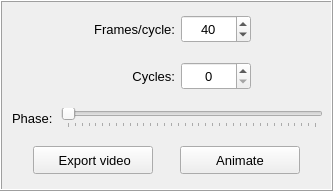
Above: pulse/interface/data/ui_files/plots/animation/animation_widget.ui from open-pulse/OpenPulse before the change. Below: the same form after it.
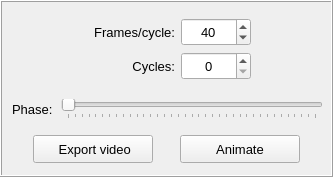
That is the form after the change. Icons and pictures are not drawn.

```diff
--- a/pulse/interface/data/ui_files/plots/animation/animation_widget.ui
+++ b/pulse/interface/data/ui_files/plots/animation/animation_widget.ui
@@ -7,7 +7,7 @@
     <x>0</x>
     <y>0</y>
     <width>333</width>
-    <height>191</height>
+    <height>177</height>
    </rect>
   </property>
   <property name="windowTitle">
@@ -42,7 +42,7 @@
        <number>4</number>
       </property>
       <property name="topMargin">
-       <number>4</number>
+       <number>6</number>
       </property>
       <property name="rightMargin">
        <number>4</number>
@@ -53,298 +53,7 @@
       <property name="spacing">
        <number>4</number>
       </property>
-      <item row="0" column="0">
-       <widget class="QFrame" name="frame_13">
-        <property name="minimumSize">
-         <size>
-          <width>0</width>
-          <height>40</height>
-         </size>
-        </property>
-        <property name="maximumSize">
-         <size>
-          <width>16777215</width>
-          <height>40</height>
-         </size>
-        </property>
-        <property name="frameShape">
-         <enum>QFrame::Shape::NoFrame</enum>
-        </property>
-        <property name="frameShadow">
-         <enum>QFrame::Shadow::Raised</enum>
-        </property>
-        <layout class="QGridLayout" name="gridLayout_11">
-         <property name="leftMargin">
-          <number>4</number>
-         </property>
-         <property name="topMargin">
-          <number>4</number>
-         </property>
-         <property name="rightMargin">
-          <number>4</number>
-         </property>
-         <property name="bottomMargin">
-          <number>4</number>
-         </property>
-         <property name="horizontalSpacing">
-          <number>6</number>
-         </property>
-         <property name="verticalSpacing">
-          <number>4</number>
-         </property>
-         <item row="0" column="0">
-          <spacer name="horizontalSpacer">
-           <property name="orientation">
-            <enum>Qt::Orientation::Horizontal</enum>
-           </property>
-           <property name="sizeHint" stdset="0">
-            <size>
-             <width>40</width>
-             <height>20</height>
-            </size>
-           </property>
-          </spacer>
-         </item>
-         <item row="0" column="1">
-          <widget class="QLabel" name="label_frames">
-           <property name="minimumSize">
-            <size>
-             <width>92</width>
-             <height>28</height>
-            </size>
-           </property>
-           <property name="maximumSize">
-            <size>
-             <width>92</width>
-             <height>28</height>
-            </size>
-           </property>
-           <property name="font">
-            <font>
-             <family>MS Shell Dlg 2</family>
-             <pointsize>10</pointsize>
-             <italic>false</italic>
-             <bold>false</bold>
-            </font>
-           </property>
-           <property name="text">
-            <string>Frames/cycle:</string>
-           </property>
-           <property name="alignment">
-            <set>Qt::AlignmentFlag::AlignRight|Qt::AlignmentFlag::AlignTrailing|Qt::AlignmentFlag::AlignVCenter</set>
-           </property>
-          </widget>
-         </item>
-         <item row="0" column="2">
-          <widget class="QSpinBox" name="spinBox_frames">
-           <property name="minimumSize">
-            <size>
-             <width>70</width>
-             <height>28</height>
-            </size>
-           </property>
-           <property name="maximumSize">
-            <size>
-             <width>70</width>
-             <height>28</height>
-            </size>
-           </property>
-           <property name="font">
-            <font>
-             <pointsize>10</pointsize>
-            </font>
-           </property>
-           <property name="styleSheet">
-            <string notr="true"/>
-           </property>
-           <property name="wrapping">
-            <bool>false</bool>
-           </property>
-           <property name="frame">
-            <bool>true</bool>
-           </property>
-           <property name="alignment">
-            <set>Qt::AlignmentFlag::AlignCenter</set>
-           </property>
-           <property name="prefix">
-            <string/>
-           </property>
-           <property name="minimum">
-            <number>20</number>
-           </property>
-           <property name="maximum">
-            <number>120</number>
-           </property>
-           <property name="singleStep">
-            <number>10</number>
-           </property>
-           <property name="value">
-            <number>40</number>
-           </property>
-          </widget>
-         </item>
-         <item row="0" column="3">
-          <spacer name="horizontalSpacer_2">
-           <property name="orientation">
-            <enum>Qt::Orientation::Horizontal</enum>
-           </property>
-           <property name="sizeHint" stdset="0">
-            <size>
-             <width>40</width>
-             <height>20</height>
-            </size>
-           </property>
-          </spacer>
-         </item>
-        </layout>
-       </widget>
-      </item>
       <item row="1" column="0">
-       <widget class="QFrame" name="frame_11">
-        <property name="minimumSize">
-         <size>
-          <width>0</width>
-          <height>40</height>
-         </size>
-        </property>
-        <property name="maximumSize">
-         <size>
-          <width>16777215</width>
-          <height>40</height>
-         </size>
-        </property>
-        <property name="frameShape">
-         <enum>QFrame::Shape::NoFrame</enum>
-        </property>
-        <property name="frameShadow">
-         <enum>QFrame::Shadow::Raised</enum>
-        </property>
-        <layout class="QGridLayout" name="gridLayout_10">
-         <property name="leftMargin">
-          <number>4</number>
-         </property>
-         <property name="topMargin">
-          <number>4</number>
-         </property>
-         <property name="rightMargin">
-          <number>4</number>
-         </property>
-         <property name="bottomMargin">
-          <number>4</number>
-         </property>
-         <property name="horizontalSpacing">
-          <number>6</number>
-         </property>
-         <property name="verticalSpacing">
-          <number>4</number>
-         </property>
-         <item row="0" column="1">
-          <widget class="QLabel" name="label_cycles">
-           <property name="minimumSize">
-            <size>
-             <width>92</width>
-             <height>28</height>
-            </size>
-           </property>
-           <property name="maximumSize">
-            <size>
-             <width>92</width>
-             <height>28</height>
-            </size>
-           </property>
-           <property name="font">
-            <font>
-             <pointsize>10</pointsize>
-             <italic>false</italic>
-             <bold>false</bold>
-            </font>
-           </property>
-           <property name="text">
-            <string>Cycles:</string>
-           </property>
-           <property name="alignment">
-            <set>Qt::AlignmentFlag::AlignRight|Qt::AlignmentFlag::AlignTrailing|Qt::AlignmentFlag::AlignVCenter</set>
-           </property>
-          </widget>
-         </item>
-         <item row="0" column="2">
-          <widget class="QSpinBox" name="spinBox_cycles">
-           <property name="minimumSize">
-            <size>
-             <width>70</width>
-             <height>28</height>
-            </size>
-           </property>
-           <property name="maximumSize">
-            <size>
-             <width>70</width>
-             <height>28</height>
-            </size>
-           </property>
-           <property name="font">
-            <font>
-             <pointsize>10</pointsize>
-            </font>
-           </property>
-           <property name="styleSheet">
-            <string notr="true"/>
-           </property>
-           <property name="wrapping">
-            <bool>false</bool>
-           </property>
-           <property name="frame">
-            <bool>true</bool>
-           </property>
-           <property name="alignment">
-            <set>Qt::AlignmentFlag::AlignCenter</set>
-           </property>
-           <property name="prefix">
-            <string/>
-           </property>
-           <property name="minimum">
-            <number>0</number>
-           </property>
-           <property name="maximum">
-            <number>20</number>
-           </property>
-           <property name="singleStep">
-            <number>1</number>
-           </property>
-           <property name="value">
-            <number>0</number>
-           </property>
-          </widget>
-         </item>
-         <item row="0" column="3">
-          <spacer name="horizontalSpacer_3">
-           <property name="orientation">
-            <enum>Qt::Orientation::Horizontal</enum>
-           </property>
-           <property name="sizeHint" stdset="0">
-            <size>
-             <width>40</width>
-             <height>20</height>
-            </size>
-           </property>
-          </spacer>
-         </item>
-         <item row="0" column="0">
-          <spacer name="horizontalSpacer_4">
-           <property name="orientation">
-            <enum>Qt::Orientation::Horizontal</enum>
-           </property>
-           <property name="sizeHint" stdset="0">
-            <size>
-             <width>40</width>
-             <height>20</height>
-            </size>
-           </property>
-          </spacer>
-         </item>
-        </layout>
-       </widget>
-      </item>
-      <item row="2" column="0">
        <widget class="QFrame" name="frame_slider">
         <property name="minimumSize">
          <size>
@@ -432,7 +141,7 @@
         </layout>
        </widget>
       </item>
-      <item row="3" column="0">
+      <item row="2" column="0">
        <widget class="QFrame" name="frame_8">
         <property name="minimumSize">
          <size>
@@ -553,6 +262,211 @@
         </layout>
        </widget>
       </item>
+      <item row="0" column="0">
+       <widget class="QFrame" name="frame_2">
+        <property name="minimumSize">
+         <size>
+          <width>0</width>
+          <height>80</height>
+         </size>
+        </property>
+        <property name="maximumSize">
+         <size>
+          <width>16777215</width>
+          <height>80</height>
+         </size>
+        </property>
+        <property name="frameShape">
+         <enum>QFrame::Shape::NoFrame</enum>
+        </property>
+        <property name="frameShadow">
+         <enum>QFrame::Shadow::Raised</enum>
+        </property>
+        <layout class="QGridLayout" name="gridLayout_3">
+         <item row="0" column="1">
+          <widget class="QLabel" name="label_frames">
+           <property name="minimumSize">
+            <size>
+             <width>92</width>
+             <height>28</height>
+            </size>
+           </property>
+           <property name="maximumSize">
+            <size>
+             <width>92</width>
+             <height>28</height>
+            </size>
+           </property>
+           <property name="font">
+            <font>
+             <family>MS Shell Dlg 2</family>
+             <pointsize>10</pointsize>
+             <italic>false</italic>
+             <bold>false</bold>
+            </font>
+           </property>
+           <property name="text">
+            <string>Frames/cycle:</string>
+           </property>
+           <property name="alignment">
+            <set>Qt::AlignmentFlag::AlignRight|Qt::AlignmentFlag::AlignTrailing|Qt::AlignmentFlag::AlignVCenter</set>
+           </property>
+          </widget>
+         </item>
+         <item row="0" column="2">
+          <widget class="QSpinBox" name="spinBox_frames">
+           <property name="minimumSize">
+            <size>
+             <width>70</width>
+             <height>28</height>
+            </size>
+           </property>
+           <property name="maximumSize">
+            <size>
+             <width>70</width>
+             <height>28</height>
+            </size>
+           </property>
+           <property name="font">
+            <font>
+             <pointsize>10</pointsize>
+            </font>
+           </property>
+           <property name="styleSheet">
+            <string notr="true"/>
+           </property>
+           <property name="wrapping">
+            <bool>false</bool>
+           </property>
+           <property name="frame">
+            <bool>true</bool>
+           </property>
+           <property name="alignment">
+            <set>Qt::AlignmentFlag::AlignCenter</set>
+           </property>
+           <property name="prefix">
+            <string/>
+           </property>
+           <property name="minimum">
+            <number>20</number>
+           </property>
+           <property name="maximum">
+            <number>120</number>
+           </property>
+           <property name="singleStep">
+            <number>10</number>
+           </property>
+           <property name="value">
+            <number>40</number>
+           </property>
+          </widget>
+         </item>
+         <item row="1" column="1">
+          <widget class="QLabel" name="label_cycles">
+           <property name="minimumSize">
+            <size>
+             <width>92</width>
+             <height>28</height>
+            </size>
+           </property>
+           <property name="maximumSize">
+            <size>
+             <width>92</width>
+             <height>28</height>
+            </size>
+           </property>
+           <property name="font">
+            <font>
+             <pointsize>10</pointsize>
+             <italic>false</italic>
+             <bold>false</bold>
+            </font>
+           </property>
+           <property name="text">
+            <string>Cycles:</string>
+           </property>
+           <property name="alignment">
+            <set>Qt::AlignmentFlag::AlignRight|Qt::AlignmentFlag::AlignTrailing|Qt::AlignmentFlag::AlignVCenter</set>
+           </property>
+          </widget>
+         </item>
+         <item row="1" column="2">
+          <widget class="QSpinBox" name="spinBox_cycles">
+           <property name="minimumSize">
+            <size>
+             <width>70</width>
+             <height>28</height>
+            </size>
+           </property>
+           <property name="maximumSize">
+            <size>
+             <width>70</width>
+             <height>28</height>
+            </size>
+           </property>
+           <property name="font">
+            <font>
+             <pointsize>10</pointsize>
+            </font>
+           </property>
+           <property name="styleSheet">
+            <string notr="true"/>
+           </property>
+           <property name="wrapping">
+            <bool>false</bool>
+           </property>
+           <property name="frame">
+            <bool>true</bool>
+           </property>
+           <property name="alignment">
+            <set>Qt::AlignmentFlag::AlignCenter</set>
+           </property>
+           <property name="prefix">
+            <string/>
+           </property>
+           <property name="minimum">
+            <number>0</number>
+           </property>
+           <property name="maximum">
+            <number>20</number>
+           </property>
+           <property name="singleStep">
+            <number>1</number>
+           </property>
+           <property name="value">
+            <number>0</number>
+           </property>
+          </widget>
+         </item>
+         <item row="0" column="3">
+          <spacer name="horizontalSpacer">
+           <property name="orientation">
+            <enum>Qt::Orientation::Horizontal</enum>
+           </property>
+           <property name="sizeHint" stdset="0">
+            <size>
+             <width>40</width>
+             <height>20</height>
+            </size>
+           </property>
+          </spacer>
+         </item>
+         <item row="0" column="0">
+          <spacer name="horizontalSpacer_2">
+           <property name="orientation">
+            <enum>Qt::Orientation::Horizontal</enum>
+           </property>
+           <property name="sizeHint" stdset="0">
+            <size>
+             <width>40</width>
+             <height>20</height>
+            </size>
+           </property>
+          </spacer>
+         </item>
+        </layout>
+       </widget>
+      </item>
      </layout>
     </widget>
    </item>
```
Left out of the diff: 6 changed lines with no effect on the pictures.
